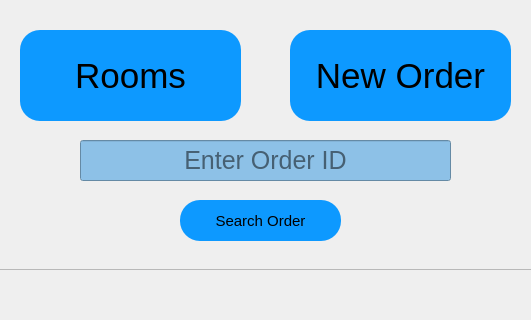
This is src/UI/UI_Files/home_menu_widget.ui in Mandalflik02/Room_Management_Hotels as Qt 5 draws it before an edit; both pictures show x 385 to 916 and y 180 to 500 of the 1300 by 610 pixel window. The edited form follows.
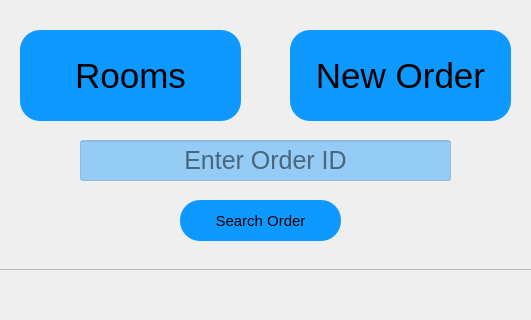
This is the edited form.

```diff
--- a/src/UI/UI_Files/home_menu_widget.ui
+++ b/src/UI/UI_Files/home_menu_widget.ui
@@ -61,7 +61,7 @@
     </property>
     <property name="styleSheet">
      <string notr="true">font-size:25px;
-background-color: rgb(141, 193, 231);</string>
+background-color: rgba(13, 153, 255,0.4);</string>
     </property>
     <property name="maxLength">
      <number>8</number>
```
